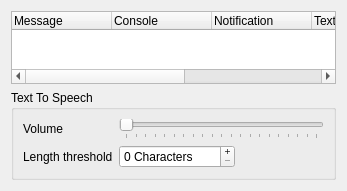
First picture: the form in src/mumble/Log.ui, repository mumble-voip/mumble, before the edit.
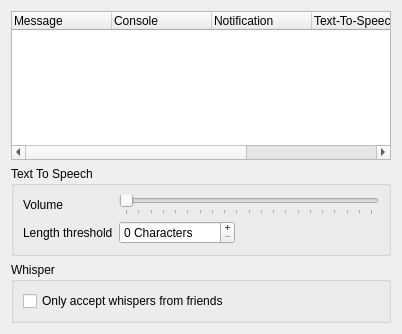
Second picture: the form after the edit.

Commit message: Option to only accept whispers from friends

```diff
--- a/src/mumble/Log.ui
+++ b/src/mumble/Log.ui
@@ -1,12 +1,12 @@
 <ui version="4.0" >
  <class>LogConfig</class>
- <widget class="QWidget" name="LogConfig" >
-  <property name="geometry" >
+ <widget class="QWidget" name="LogConfig">
+  <property name="geometry">
    <rect>
     <x>0</x>
     <y>0</y>
-    <width>347</width>
-    <height>191</height>
+    <width>402</width>
+    <height>334</height>
    </rect>
   </property>
   <property name="windowTitle" >
@@ -154,6 +154,22 @@
      </layout>
     </widget>
    </item>
+   <item>
+    <widget class="QGroupBox" name="qgbWhisper">
+     <property name="title">
+      <string>Whisper</string>
+     </property>
+     <layout class="QVBoxLayout" name="verticalLayout">
+      <item>
+       <widget class="QCheckBox" name="qcbWhisperFriends">
+        <property name="text">
+         <string>Only accept whispers from friends</string>
+        </property>
+       </widget>
+      </item>
+     </layout>
+    </widget>
+   </item>
   </layout>
  </widget>
  <resources>
```
Left out of the diff: 101 changed lines with no effect on the pictures. The commit also changes 4 other files.
